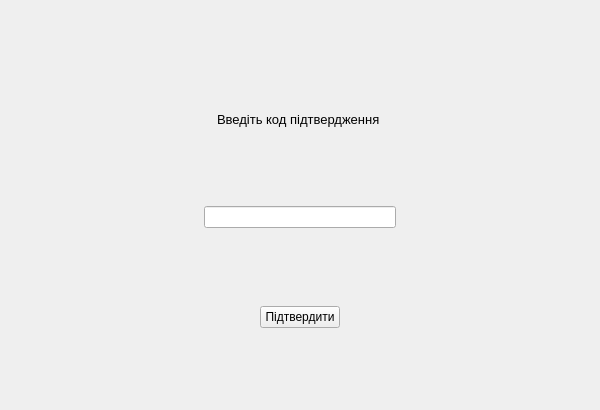
First picture: the form in gui/confirm.ui, repository andrii-shchur/TeleCloud, before the edit.
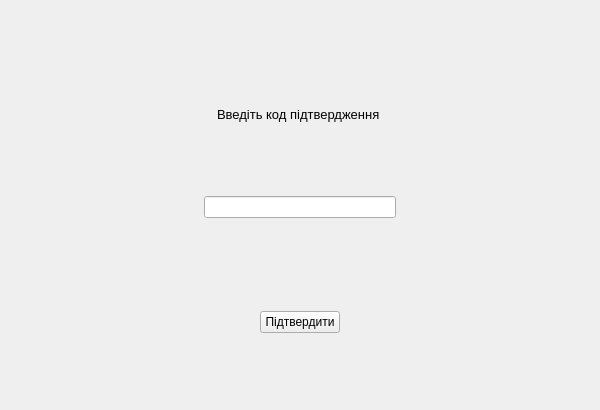
Second picture: the form after the edit. Icons and pictures are not drawn.

The edit to the form file:
```diff
--- a/gui/confirm.ui
+++ b/gui/confirm.ui
@@ -156,6 +156,16 @@
      </item>
     </layout>
    </item>
+   <item>
+    <widget class="QLabel" name="label">
+     <property name="text">
+      <string/>
+     </property>
+     <property name="alignment">
+      <set>Qt::AlignCenter</set>
+     </property>
+    </widget>
+   </item>
    <item>
     <spacer name="verticalSpacer">
      <property name="orientation">
```
